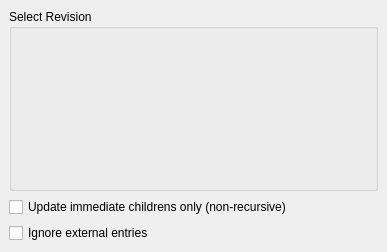
KDE/kdevelop, file plugins/subversion/ui/updateoptiondlg.ui: the form before one commit.
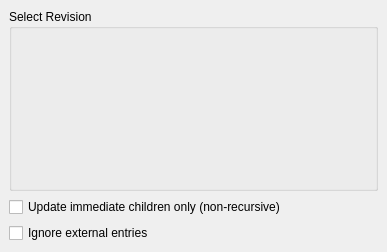
The form after the commit. Custom widgets are drawn as their Qt base class.

Diff of the .ui file:
```diff
--- a/plugins/subversion/ui/updateoptiondlg.ui
+++ b/plugins/subversion/ui/updateoptiondlg.ui
@@ -31,7 +31,7 @@
    <item row="1" column="0" >
     <widget class="QCheckBox" name="nonrecurseChk" >
      <property name="text" >
-      <string>Update immediate childrens only (non-recursive)</string>
+      <string>Update immediate children only (non-recursive)</string>
      </property>
     </widget>
    </item>
```
